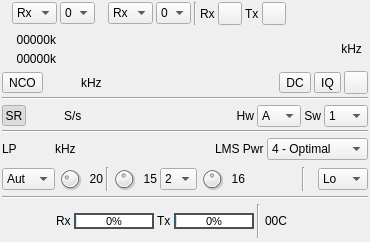
Before: the Qt Designer form plugins/samplemimo/xtrxmimo/xtrxmimogui.ui in f4exb/sdrangel, drawn with Qt 5.
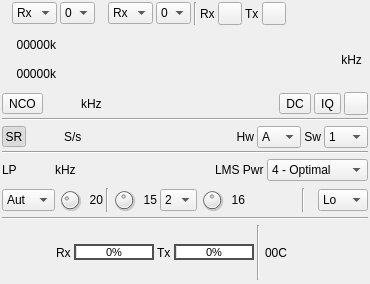
After: the same form once the commit is applied. Icons and pictures are not drawn. Custom widgets are drawn as their Qt base class.

Commit message: XTRX MIMO GUI: fixed window size

Diff of the .ui file:
```diff
--- a/plugins/samplemimo/xtrxmimo/xtrxmimogui.ui
+++ b/plugins/samplemimo/xtrxmimo/xtrxmimogui.ui
@@ -7,7 +7,7 @@
     <x>0</x>
     <y>0</y>
     <width>370</width>
-    <height>242</height>
+    <height>284</height>
    </rect>
   </property>
   <property name="sizePolicy">
@@ -19,7 +19,7 @@
   <property name="minimumSize">
    <size>
     <width>370</width>
-    <height>242</height>
+    <height>284</height>
    </size>
   </property>
   <property name="maximumSize">
```
